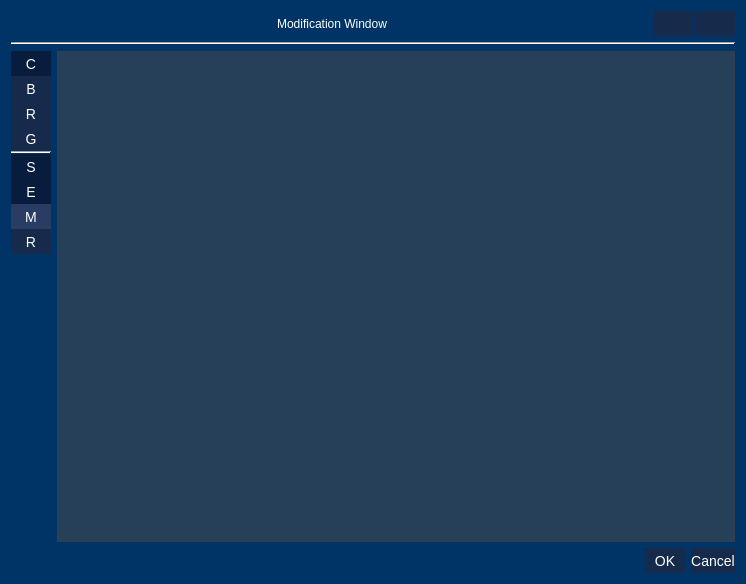
Qt form Nucleus/gui/modification_dialog.ui (SilMon/NucDetect) before a commit.
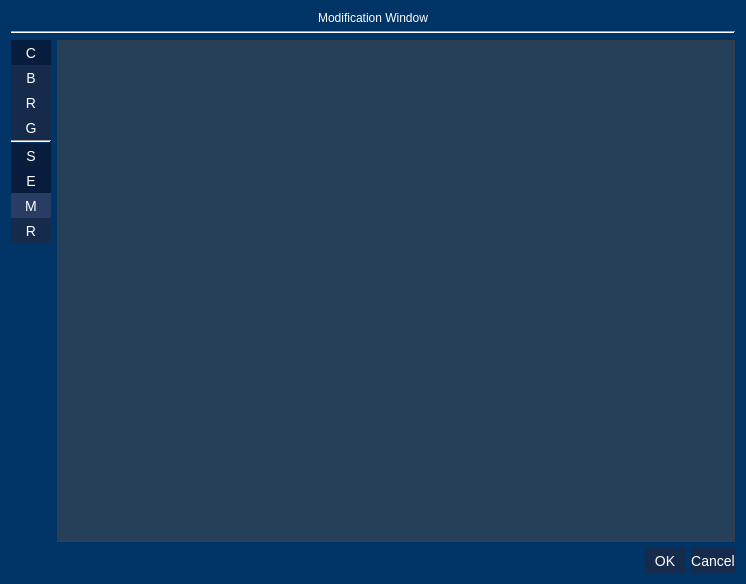
The same form after that commit.

What changed in the file:
```diff
--- a/Nucleus/gui/modification_dialog.ui
+++ b/Nucleus/gui/modification_dialog.ui
@@ -86,16 +86,6 @@
   </property>
   <layout class="QVBoxLayout" name="verticalLayout_5">
    <item>
-    <layout class="QVBoxLayout" name="verticalLayout_6">
-     <property name="spacing">
-      <number>2</number>
-     </property>
-     <item>
-      <layout class="QHBoxLayout" name="horizontalLayout_5">
-       <property name="spacing">
-        <number>1</number>
-       </property>
-       <item>
         <widget class="QLabel" name="lbl_title">
          <property name="font">
           <font/>
@@ -107,48 +97,6 @@
           <set>Qt::AlignCenter</set>
          </property>
         </widget>
-       </item>
-       <item>
-        <widget class="QPushButton" name="btn_min">
-         <property name="sizePolicy">
-          <sizepolicy hsizetype="Fixed" vsizetype="Fixed">
-           <horstretch>0</horstretch>
-           <verstretch>0</verstretch>
-          </sizepolicy>
-         </property>
-         <property name="minimumSize">
-          <size>
-           <width>40</width>
-           <height>25</height>
-          </size>
-         </property>
-         <property name="toolTip">
-          <string>Sets the window to the minimal size</string>
-         </property>
-         <property name="text">
-          <string/>
-         </property>
-        </widget>
-       </item>
-       <item>
-        <widget class="QPushButton" name="btn_max">
-         <property name="sizePolicy">
-          <sizepolicy hsizetype="Fixed" vsizetype="Fixed">
-           <horstretch>0</horstretch>
-           <verstretch>0</verstretch>
-          </sizepolicy>
-         </property>
-         <property name="toolTip">
-          <string>Sets the window to fullscreen</string>
-         </property>
-         <property name="text">
-          <string/>
-         </property>
-        </widget>
-       </item>
-      </layout>
-     </item>
-    </layout>
    </item>
    <item>
     <widget class="Line" name="line">
```
Lines whose indentation alone changed are shown as unchanged.
